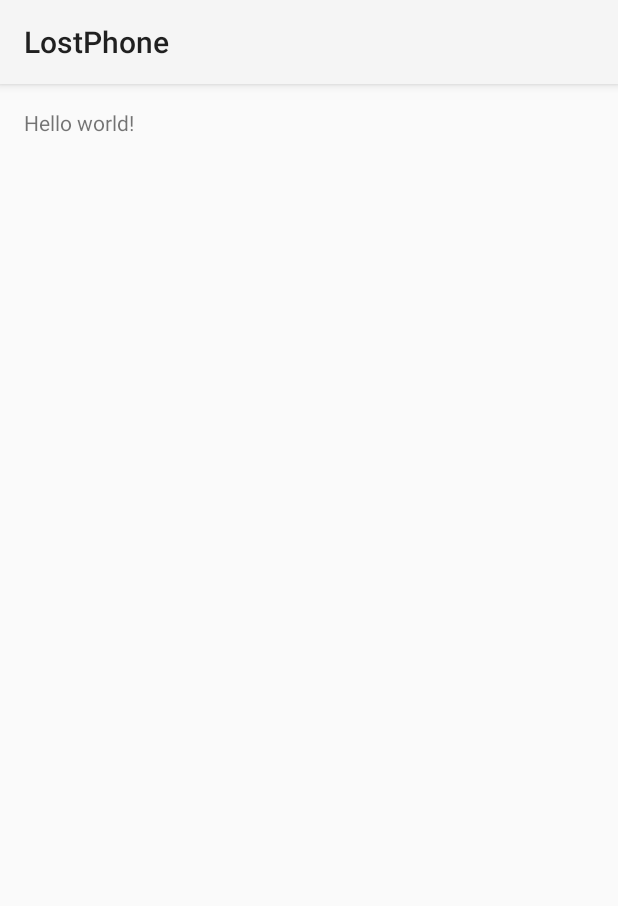
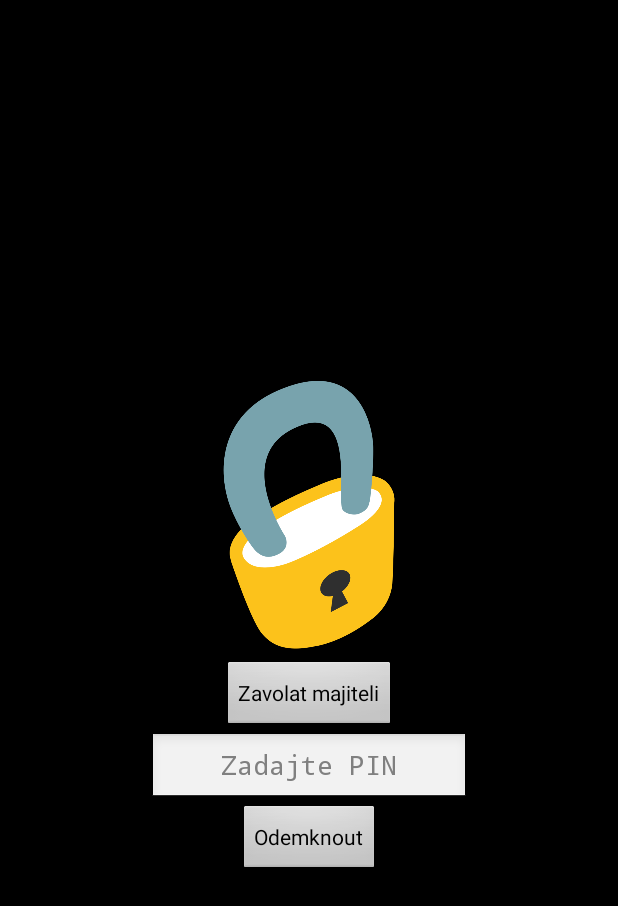
Before and after one commit to PetrSladek/lostphone, an Android app: the screen it shows after launch (LockScreenActivity), on a phone screen of 412 x 824 dp. Shown: the top 906 px of the screen. Run offline under Robolectric (Android 15) with nearby library versions, the phone set to English and light mode, and no system bars.

Commit message:
Lockscreen - layout + simply funciton PIN and Call Owner

```diff
--- a/app/src/main/java/cz/vutbr/fit/stud/xslade12/lostphone/LockScreenActivity.java
+++ b/app/src/main/java/cz/vutbr/fit/stud/xslade12/lostphone/LockScreenActivity.java
@@ -1,9 +1,17 @@
 package cz.vutbr.fit.stud.xslade12.lostphone;
 
 import android.app.Activity;
+import android.content.Intent;
+import android.net.Uri;
+import android.os.Build;
 import android.os.Bundle;
 import android.view.Menu;
 import android.view.MenuItem;
+import android.view.View;
+import android.view.WindowManager;
+import android.widget.Button;
+import android.widget.EditText;
+import android.widget.Toast;
 
 
 public class LockScreenActivity extends Activity {
@@ -11,26 +19,80 @@ public class LockScreenActivity extends Activity {
     @Override
     protected void onCreate(Bundle savedInstanceState) {
         super.onCreate(savedInstanceState);
+
+        //Set up our Lockscreen
+        makeFullScreen();
+
         setContentView(R.layout.activity_lock_screen);
     }
 
+//
+//    @Override
+//    public boolean onCreateOptionsMenu(Menu menu) {
+//        // Inflate the menu; this adds items to the action bar if it is present.
+//        getMenuInflater().inflate(R.menu.lock_screen, menu);
+//        return true;
+//    }
+//
+//    @Override
+//    public boolean onOptionsItemSelected(MenuItem item) {
+//        // Handle action bar item clicks here. The action bar will
+//        // automatically handle clicks on the Home/Up button, so long
+//        // as you specify a parent activity in AndroidManifest.xml.
+//        int id = item.getItemId();
+//        if (id == R.id.action_settings) {
+//            return true;
+//        }
+//        return super.onOptionsItemSelected(item);
+//    }
 
-    @Override
-    public boolean onCreateOptionsMenu(Menu menu) {
-        // Inflate the menu; this adds items to the action bar if it is present.
-        getMenuInflater().inflate(R.menu.lock_screen, menu);
-        return true;
+
+
+    /**
+     * A simple method that sets the screen to fullscreen.  It removes the Notifications bar,
+     *   the Actionbar and the virtual keys (if they are on the phone)
+     */
+    public void makeFullScreen() {
+        this.getWindow().setFlags(WindowManager.LayoutParams.FLAG_FULLSCREEN,
+                WindowManager.LayoutParams.FLAG_FULLSCREEN);
+        if(Build.VERSION.SDK_INT < 19) { //View.SYSTEM_UI_FLAG_IMMERSIVE is only on API 19+
+            this.getWindow().getDecorView()
+                    .setSystemUiVisibility(View.SYSTEM_UI_FLAG_HIDE_NAVIGATION);
+        } else {
+            this.getWindow().getDecorView()
+                    .setSystemUiVisibility(View.SYSTEM_UI_FLAG_HIDE_NAVIGATION | View.SYSTEM_UI_FLAG_IMMERSIVE);
+        }
     }
 
-    @Override
-    public boolean onOptionsItemSelected(MenuItem item) {
-        // Handle action bar item clicks here. The action bar will
-        // automatically handle clicks on the Home/Up button, so long
-        // as you specify a parent activity in AndroidManifest.xml.
-        int id = item.getItemId();
-        if (id == R.id.action_settings) {
-            return true;
+//    @Override
+//    public void onBackPressed() {
+//        return; //Do nothing!
+//    }
+//
+//    public void unlockScreen(View view) {
+//        //Instead of using finish(), this totally destroys the process
+//        android.os.Process.killProcess(android.os.Process.myPid());
+//    }
+
+
+
+    public void onClickBtnCallOwner(View view) {
+        Intent callIntent = new Intent(Intent.ACTION_CALL);
+        callIntent.setData(Uri.parse("tel:123456789"));
+        startActivity(callIntent);
+    }
+
+
+
+    public void onClickBtnUnlock(View view) {
+        EditText editUnlock = (EditText) findViewById(R.id.editUnlock);
+        String pin = editUnlock.getText().toString();
+
+        if(pin.equals("1234")) {
+            this.finish();
+        } else {
+            Toast.makeText(this, R.string.wrongPin, Toast.LENGTH_SHORT).show();
         }
-        return super.onOptionsItemSelected(item);
     }
+
 }
--- a/app/src/main/res/layout/activity_lock_screen.xml
+++ b/app/src/main/res/layout/activity_lock_screen.xml
@@ -1,4 +1,4 @@
-<RelativeLayout xmlns:android="http://schemas.android.com/apk/res/android"
+<LinearLayout xmlns:android="http://schemas.android.com/apk/res/android"
     xmlns:tools="http://schemas.android.com/tools"
     android:layout_width="match_parent"
     android:layout_height="match_parent"
@@ -6,11 +6,42 @@
     android:paddingRight="@dimen/activity_horizontal_margin"
     android:paddingTop="@dimen/activity_vertical_margin"
     android:paddingBottom="@dimen/activity_vertical_margin"
+    android:orientation="vertical"
+    android:gravity="center"
     tools:context=".LockScreenActivity">
 
-    <TextView
-        android:text="@string/hello_world"
+
+    <ImageView
+        android:layout_width="200dp"
+        android:layout_height="200dp"
+        android:id="@+id/image"
+        android:src="@drawable/lock"
+        android:scaleType="centerCrop"
+         />
+
+    <Button
         android:layout_width="wrap_content"
-        android:layout_height="wrap_content" />
+        android:layout_height="wrap_content"
+        android:layout_centerInParent="true"
+        android:text="@string/btnOwnerCallText"
+        android:id="@+id/btnCallOwner"
+        android:onClick="onClickBtnCallOwner" />
 
-</RelativeLayout>
+    <EditText
+        android:layout_width="wrap_content"
+        android:layout_height="wrap_content"
+        android:inputType="numberPassword"
+        android:gravity="center"
+        android:ems="10"
+        android:id="@+id/editUnlock"
+        android:hint="@string/editUnlockHint"
+         />
+    <Button
+        android:layout_width="wrap_content"
+        android:layout_height="wrap_content"
+        android:text="@string/btnUnlockText"
+        android:id="@+id/btnUnlock"
+        android:onClick="onClickBtnUnlock"
+        />
+
+</LinearLayout>
--- a/app/src/main/res/values/strings.xml
+++ b/app/src/main/res/values/strings.xml
@@ -2,7 +2,10 @@
 <resources>
 
     <string name="app_name">LostPhone</string>
-    <string name="hello_world">Hello world!</string>
+    <string name="wrongPin">Špatný pin!</string>
     <string name="action_settings">Settings</string>
+    <string name="btnOwnerCallText">Zavolat majiteli</string>
+    <string name="btnUnlockText">Odemknout</string>
+    <string name="editUnlockHint">Zadajte PIN</string>
 
 </resources>
```
Also changed, not shown: app/src/main/AndroidManifest.xml (+7 -2 lines), app/src/main/res/drawable/lock.png (added), 1 other file.
